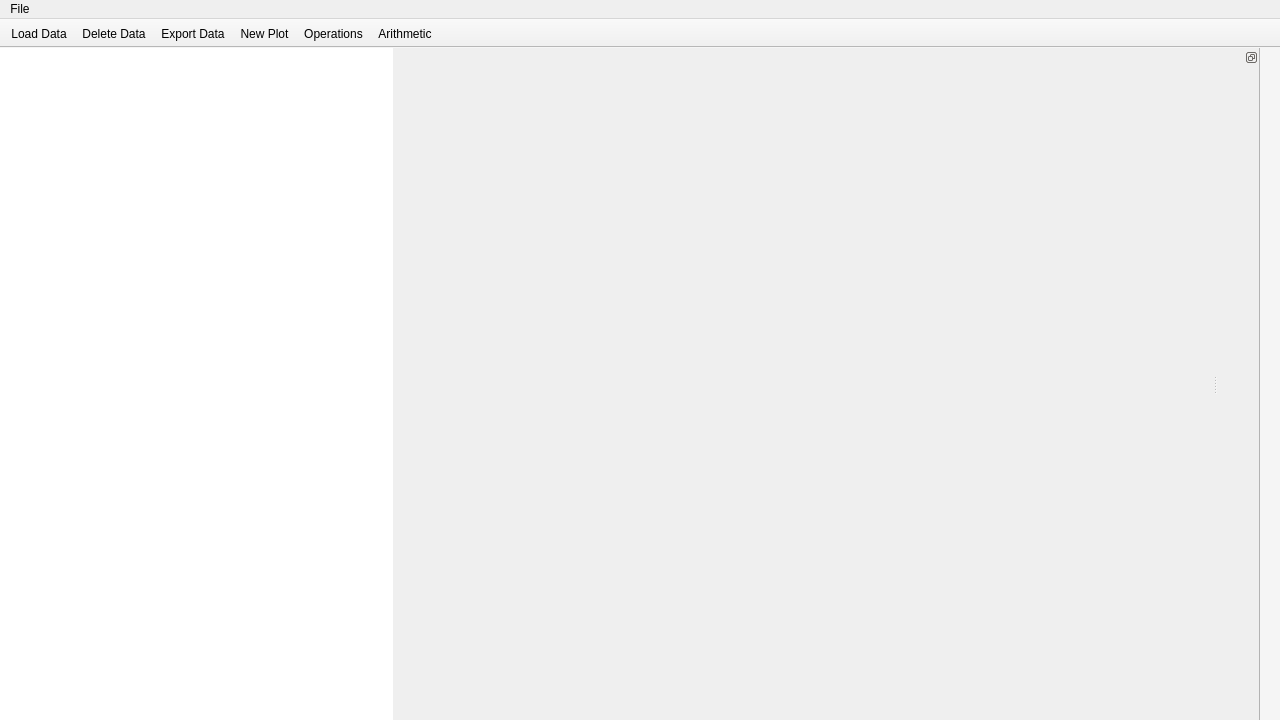
The window that specviz/data/ui/workspace.ui (spacetelescope/specviz) describes before a commit, drawn with Qt 5.
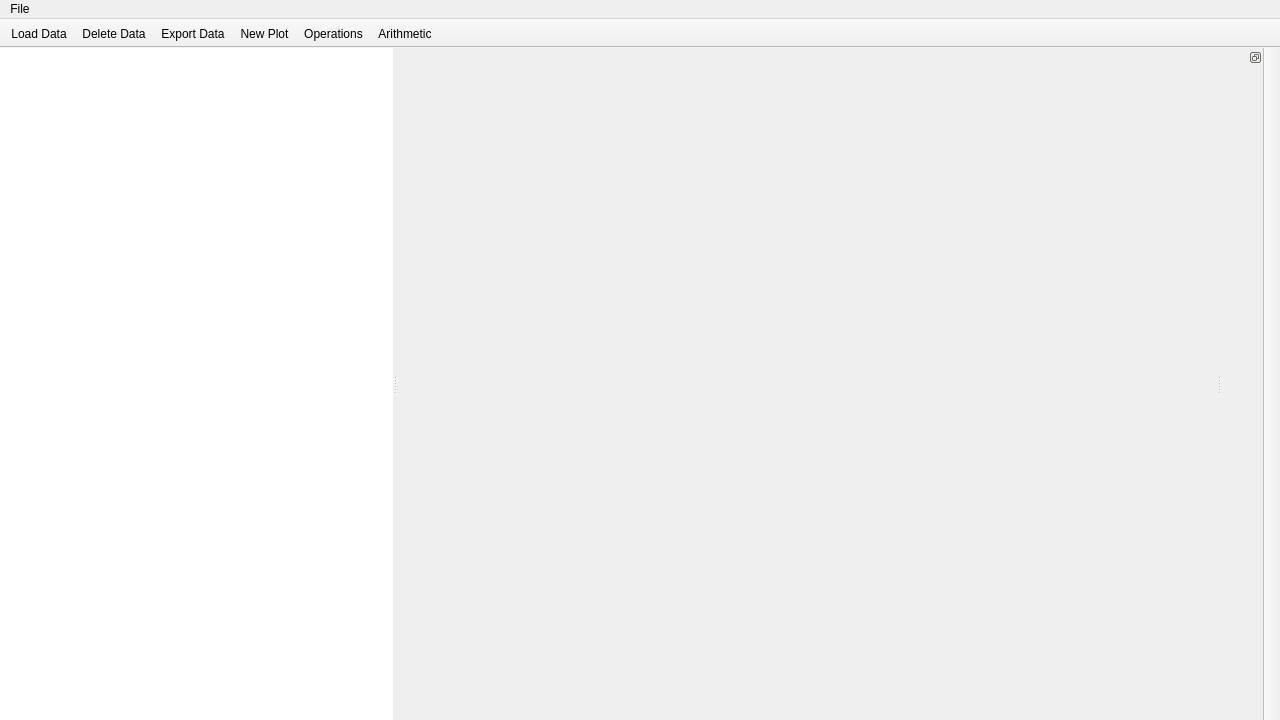
The same window after the commit. Icons and pictures are not drawn.

Patch:
```diff
--- a/specviz/data/ui/workspace.ui
+++ b/specviz/data/ui/workspace.ui
@@ -35,15 +35,9 @@
         <verstretch>0</verstretch>
        </sizepolicy>
       </property>
-      <property name="lineWidth">
-       <number>0</number>
-      </property>
       <property name="orientation">
        <enum>Qt::Horizontal</enum>
       </property>
-      <property name="handleWidth">
-       <number>1</number>
-      </property>
       <widget class="QListView" name="list_view">
        <property name="sizePolicy">
         <sizepolicy hsizetype="MinimumExpanding" vsizetype="Expanding">
@@ -137,15 +131,6 @@
    <property name="windowTitle">
     <string>Plugin Tool Bar</string>
    </property>
-   <property name="styleSheet">
-    <string notr="true">QToolBar {
-	background: rgb(245, 245, 245);
-	border: none;
-	border-left: 1px solid rgb(179, 179, 179);
-	padding: 5px;
-	spacing: 8px;
-}</string>
-   </property>
    <property name="movable">
     <bool>false</bool>
    </property>
```
Left out of the diff: 5 changed lines with no effect on the pictures.
